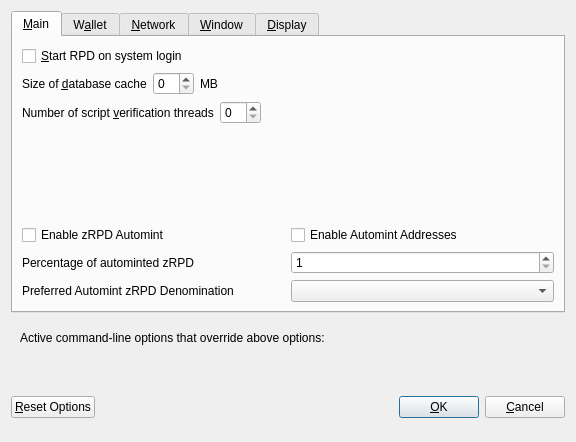
RapidsOfficial/Rapids, file src/qt/forms/optionsdialog.ui: the form before one commit.
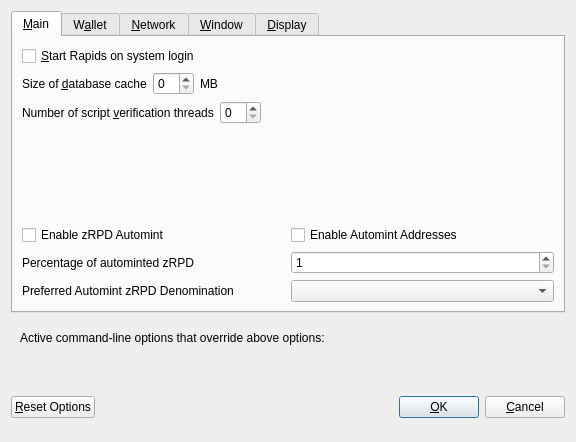
The form after the commit. Custom widgets are drawn as their Qt base class.

```diff
--- a/src/qt/forms/optionsdialog.ui
+++ b/src/qt/forms/optionsdialog.ui
@@ -33,7 +33,7 @@
           <string>Automatically start RPD after logging in to the system.</string>
          </property>
          <property name="text">
-          <string>&amp;Start RPD on system login</string>
+          <string>&amp;Start Rapids on system login</string>
          </property>
         </widget>
        </item>
```
Left out of the diff: 8 changed lines with no effect on the pictures.
